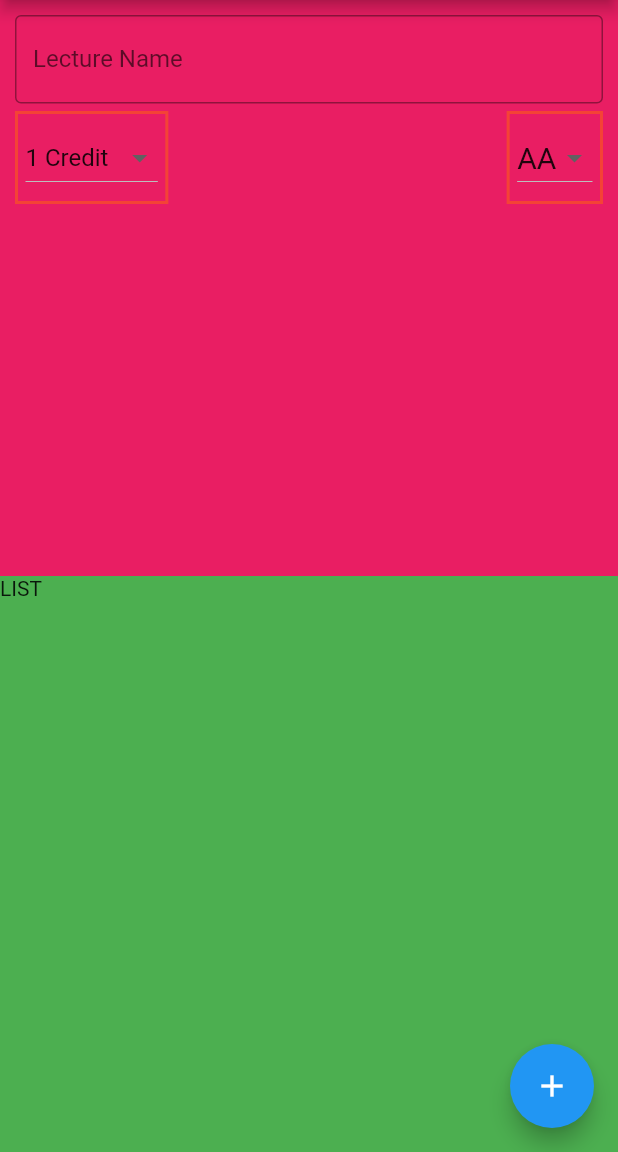
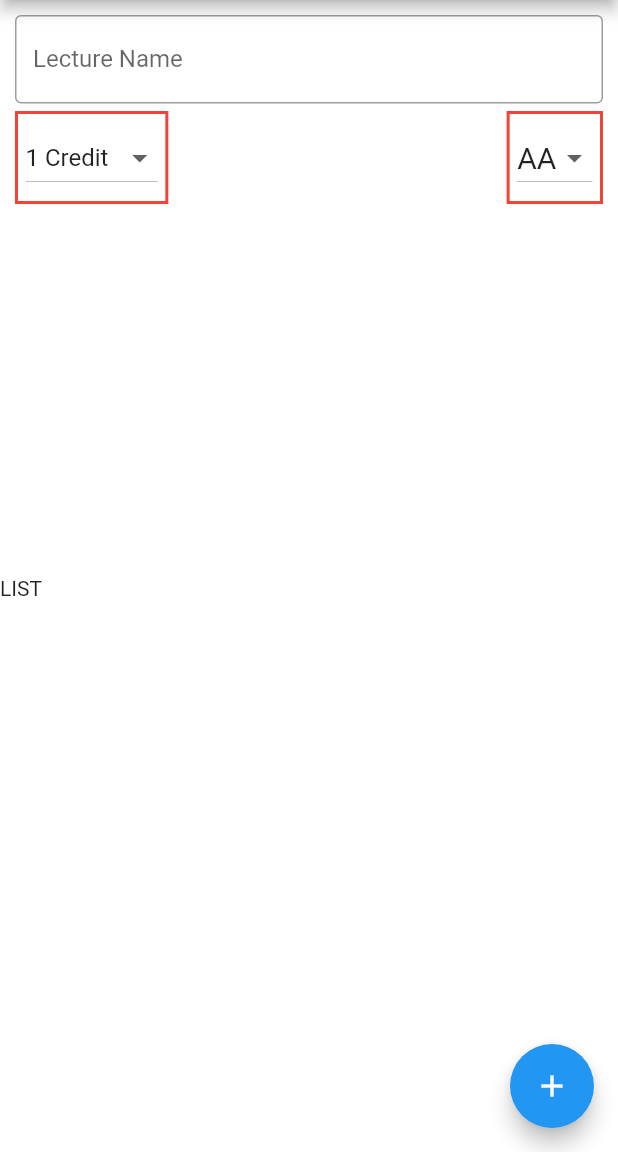
Before and after one commit to emineinan/Calculating-Gpa, a Flutter app: the screen it shows after launch, on a phone screen of 412 x 824 dp, the part 84-1236 px from its top. Run offline on Flutter 3.47's test engine with Material 2 defaults, Android fonts, the phone set to English and light mode, and no system bars.

Commit message:
colors changed.

```diff
--- a/lib/main.dart
+++ b/lib/main.dart
@@ -49,7 +49,7 @@ class _MyHomePageState extends State<MyHomePage> {
           Expanded(
               child: Container(
                   padding: EdgeInsets.all(10),
-                  color: Colors.pink,
+                  color: Colors.white,
                   child: Form(
                       child: Column(
                     children: <Widget>[
@@ -107,7 +107,7 @@ class _MyHomePageState extends State<MyHomePage> {
                   )))),
           Expanded(
               child: Container(
-            color: Colors.green,
+            color: Colors.white,
             child: Text("LIST"),
           )),
         ],
```
